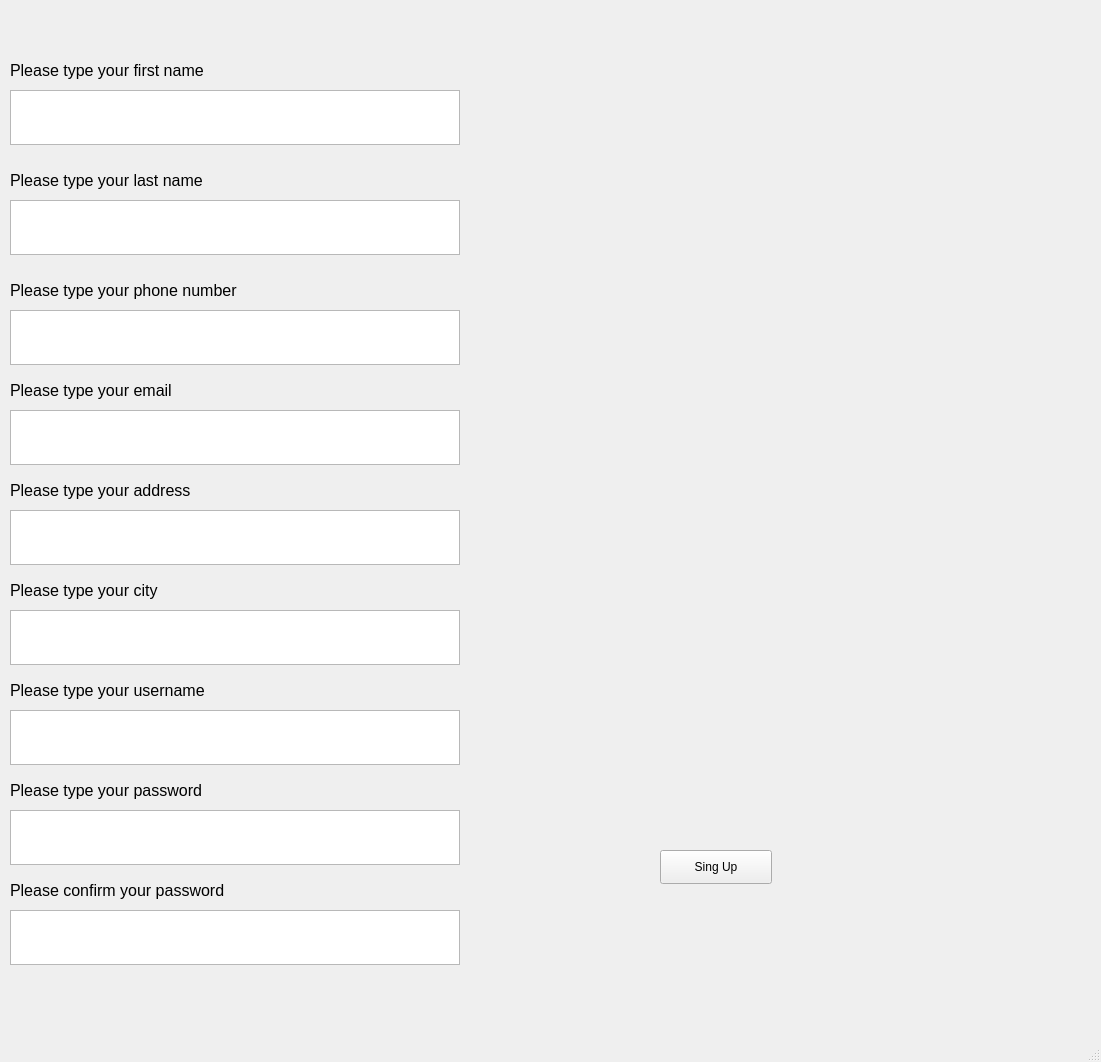
The window that reg.ui (JCMerlino/Hackathon) describes before a commit, drawn with Qt 5.
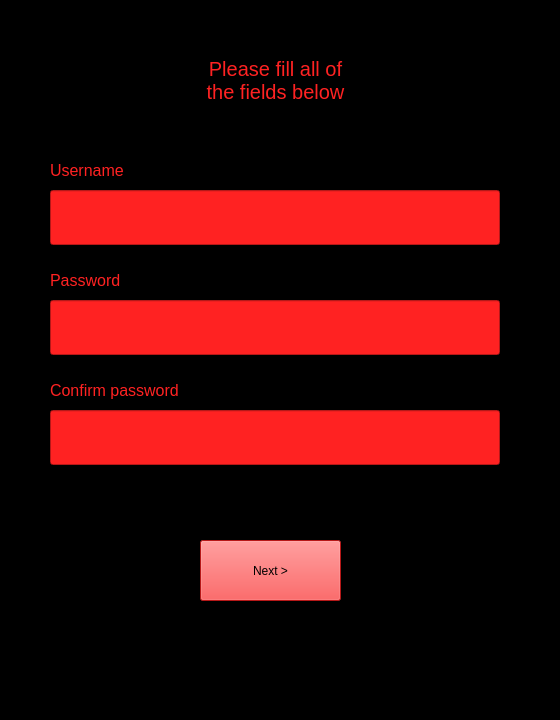
The same window after the commit.

Commit message: finished registration

```diff
--- a/reg.ui
+++ b/reg.ui
@@ -6,99 +6,25 @@
    <rect>
     <x>0</x>
     <y>0</y>
-    <width>1101</width>
-    <height>1062</height>
+    <width>560</width>
+    <height>720</height>
    </rect>
   </property>
   <property name="windowTitle">
    <string>MainWindow</string>
   </property>
+  <property name="autoFillBackground">
+   <bool>false</bool>
+  </property>
+  <property name="styleSheet">
+   <string notr="true">background-color: rgb(0, 0, 0);</string>
+  </property>
   <widget class="QWidget" name="centralwidget">
-   <widget class="QTextEdit" name="txt_first_name">
+   <widget class="QLabel" name="pass_lbl">
     <property name="geometry">
      <rect>
-      <x>10</x>
-      <y>90</y>
-      <width>450</width>
-      <height>55</height>
-     </rect>
-    </property>
-   </widget>
-   <widget class="QTextEdit" name="txtAddress_lines">
-    <property name="geometry">
-     <rect>
-      <x>10</x>
-      <y>510</y>
-      <width>450</width>
-      <height>55</height>
-     </rect>
-    </property>
-   </widget>
-   <widget class="QTextEdit" name="txtLast_Name">
-    <property name="geometry">
-     <rect>
-      <x>10</x>
-      <y>200</y>
-      <width>450</width>
-      <height>55</height>
-     </rect>
-    </property>
-   </widget>
-   <widget class="QTextEdit" name="txtCity">
-    <property name="geometry">
-     <rect>
-      <x>10</x>
-      <y>610</y>
-      <width>450</width>
-      <height>55</height>
-     </rect>
-    </property>
-   </widget>
-   <widget class="QTextEdit" name="txtPhone_number">
-    <property name="geometry">
-     <rect>
-      <x>10</x>
-      <y>310</y>
-      <width>450</width>
-      <height>55</height>
-     </rect>
-    </property>
-   </widget>
-   <widget class="QTextEdit" name="txtUsername">
-    <property name="geometry">
-     <rect>
-      <x>10</x>
-      <y>710</y>
-      <width>450</width>
-      <height>55</height>
-     </rect>
-    </property>
-   </widget>
-   <widget class="QTextEdit" name="textEdit_7">
-    <property name="geometry">
-     <rect>
-      <x>10</x>
-      <y>410</y>
-      <width>450</width>
-      <height>55</height>
-     </rect>
-    </property>
-   </widget>
-   <widget class="QTextEdit" name="txtPassword">
-    <property name="geometry">
-     <rect>
-      <x>10</x>
-      <y>810</y>
-      <width>450</width>
-      <height>55</height>
-     </rect>
-    </property>
-   </widget>
-   <widget class="QLabel" name="lblFirst_name">
-    <property name="geometry">
-     <rect>
-      <x>10</x>
-      <y>50</y>
+      <x>50</x>
+      <y>260</y>
       <width>400</width>
       <height>40</height>
      </rect>
@@ -108,104 +34,17 @@
       <pointsize>12</pointsize>
      </font>
     </property>
-    <property name="text">
-     <string>Please type your first name</string>
+    <property name="styleSheet">
+     <string notr="true">color:rgb(255,34,34)</string>
     </property>
-   </widget>
-   <widget class="QLabel" name="lblAddress_lines">
-    <property name="geometry">
-     <rect>
-      <x>10</x>
-      <y>470</y>
-      <width>400</width>
-      <height>40</height>
-     </rect>
-    </property>
-    <property name="font">
-     <font>
-      <pointsize>12</pointsize>
-     </font>
-    </property>
     <property name="text">
-     <string>Please type your address</string>
+     <string>Password</string>
     </property>
    </widget>
    <widget class="QLabel" name="lblLast_name">
     <property name="geometry">
      <rect>
-      <x>10</x>
-      <y>160</y>
-      <width>400</width>
-      <height>40</height>
-     </rect>
-    </property>
-    <property name="font">
-     <font>
-      <pointsize>12</pointsize>
-     </font>
-    </property>
-    <property name="text">
-     <string>Please type your last name</string>
-    </property>
-   </widget>
-   <widget class="QLabel" name="lblCity">
-    <property name="geometry">
-     <rect>
-      <x>10</x>
-      <y>570</y>
-      <width>400</width>
-      <height>40</height>
-     </rect>
-    </property>
-    <property name="font">
-     <font>
-      <pointsize>12</pointsize>
-     </font>
-    </property>
-    <property name="text">
-     <string>Please type your city</string>
-    </property>
-   </widget>
-   <widget class="QLabel" name="lblPhone_number">
-    <property name="geometry">
-     <rect>
-      <x>10</x>
-      <y>270</y>
-      <width>400</width>
-      <height>40</height>
-     </rect>
-    </property>
-    <property name="font">
-     <font>
-      <pointsize>12</pointsize>
-     </font>
-    </property>
-    <property name="text">
-     <string>Please type your phone number</string>
-    </property>
-   </widget>
-   <widget class="QLabel" name="lblUsername">
-    <property name="geometry">
-     <rect>
-      <x>10</x>
-      <y>670</y>
-      <width>400</width>
-      <height>40</height>
-     </rect>
-    </property>
-    <property name="font">
-     <font>
-      <pointsize>12</pointsize>
-     </font>
-    </property>
-    <property name="text">
-     <string>Please type your username</string>
-    </property>
-   </widget>
-   <widget class="QLabel" name="lblEmail_address">
-    <property name="geometry">
-     <rect>
-      <x>10</x>
+      <x>50</x>
       <y>370</y>
       <width>400</width>
       <height>40</height>
@@ -216,43 +55,18 @@
       <pointsize>12</pointsize>
      </font>
     </property>
-    <property name="text">
-     <string>Please type your email</string>
+    <property name="styleSheet">
+     <string notr="true">color:rgb(255,34,34)</string>
     </property>
-   </widget>
-   <widget class="QLabel" name="lblPassword">
-    <property name="geometry">
-     <rect>
-      <x>10</x>
-      <y>770</y>
-      <width>400</width>
-      <height>40</height>
-     </rect>
-    </property>
-    <property name="font">
-     <font>
-      <pointsize>12</pointsize>
-     </font>
-    </property>
     <property name="text">
-     <string>Please type your password</string>
+     <string>Confirm password</string>
     </property>
    </widget>
-   <widget class="QTextEdit" name="txtPassword_confirm">
+   <widget class="QLabel" name="usr_lbl">
     <property name="geometry">
      <rect>
-      <x>10</x>
-      <y>910</y>
-      <width>450</width>
-      <height>55</height>
-     </rect>
-    </property>
-   </widget>
-   <widget class="QLabel" name="lblPassword_confirm">
-    <property name="geometry">
-     <rect>
-      <x>10</x>
-      <y>870</y>
+      <x>50</x>
+      <y>150</y>
       <width>400</width>
       <height>40</height>
      </rect>
@@ -262,8 +76,11 @@
       <pointsize>12</pointsize>
      </font>
     </property>
+    <property name="styleSheet">
+     <string notr="true">color:rgb(255,34,34)</string>
+    </property>
     <property name="text">
-     <string>Please confirm your password</string>
+     <string>Username</string>
     </property>
    </widget>
    <widget class="QPushButton" name="btn_Confirm">
@@ -279,6 +96,86 @@
      <string>Sing Up</string>
     </property>
    </widget>
+   <widget class="QLineEdit" name="usr_input">
+    <property name="geometry">
+     <rect>
+      <x>50</x>
+      <y>190</y>
+      <width>450</width>
+      <height>55</height>
+     </rect>
+    </property>
+    <property name="styleSheet">
+     <string notr="true">background-color:rgb(255,34,34)</string>
+    </property>
+   </widget>
+   <widget class="QLineEdit" name="pass_input">
+    <property name="geometry">
+     <rect>
+      <x>50</x>
+      <y>300</y>
+      <width>450</width>
+      <height>55</height>
+     </rect>
+    </property>
+    <property name="styleSheet">
+     <string notr="true">background-color:rgb(255,34,34)</string>
+    </property>
+   </widget>
+   <widget class="QLineEdit" name="conf_pass_input">
+    <property name="geometry">
+     <rect>
+      <x>50</x>
+      <y>410</y>
+      <width>450</width>
+      <height>55</height>
+     </rect>
+    </property>
+    <property name="styleSheet">
+     <string notr="true">background-color:rgb(255,34,34)</string>
+    </property>
+   </widget>
+   <widget class="QPushButton" name="next_btn">
+    <property name="geometry">
+     <rect>
+      <x>200</x>
+      <y>540</y>
+      <width>141</width>
+      <height>61</height>
+     </rect>
+    </property>
+    <property name="styleSheet">
+     <string notr="true">background-color:rgb(255,34,34)</string>
+    </property>
+    <property name="text">
+     <string>Next &gt;</string>
+    </property>
+   </widget>
+   <widget class="QLabel" name="reg_lbl">
+    <property name="geometry">
+     <rect>
+      <x>50</x>
+      <y>40</y>
+      <width>451</width>
+      <height>81</height>
+     </rect>
+    </property>
+    <property name="font">
+     <font>
+      <pointsize>15</pointsize>
+     </font>
+    </property>
+    <property name="styleSheet">
+     <string notr="true">color:rgb(255,34,34)</string>
+    </property>
+    <property name="text">
+     <string>Please fill all of
+the fields below</string>
+    </property>
+    <property name="alignment">
+     <set>Qt::AlignCenter</set>
+    </property>
+   </widget>
   </widget>
   <widget class="QMenuBar" name="menubar">
    <property name="geometry">
```
Left out of the diff: 8 changed lines with no effect on the pictures. The commit also changes 1 other file.
